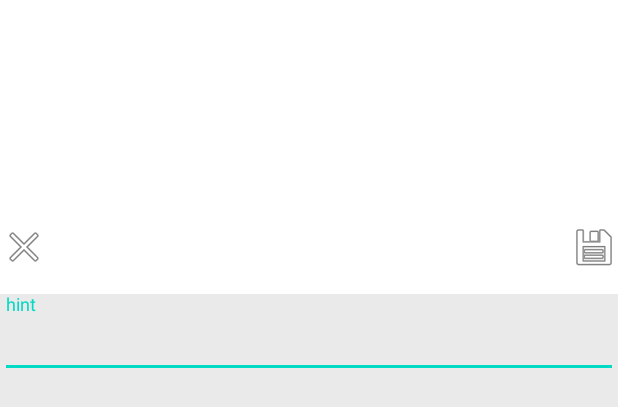
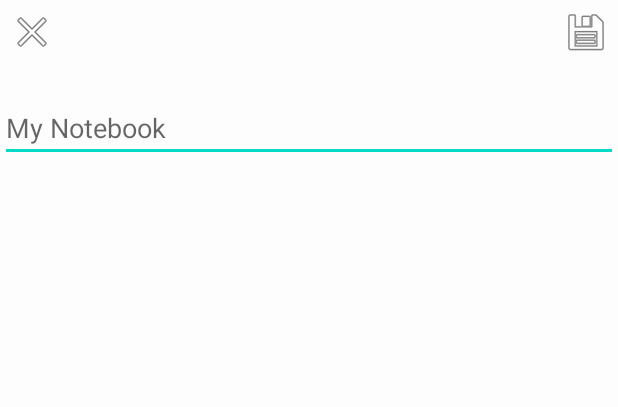
Before and after one commit to MA-KUNYUAN/Morden_History, an Android app: the layout fragment_note.xml on its own in the app's theme, with its tools: preview values and no code run, on a phone screen of 412 x 824 dp. Shown: the top 407 px of the screen. Run offline under Robolectric (Android 15) with nearby library versions, the light colour scheme and no system bars.

Commit message:
My work for topic board UI improvement.

```diff
--- a/app/src/main/res/layout/fragment_note.xml
+++ b/app/src/main/res/layout/fragment_note.xml
@@ -6,49 +6,64 @@
     android:layout_height="match_parent"
     android:background="#FFFFFF">
 
-    <ImageView
-        android:id="@+id/imageView4"
-        android:layout_width="wrap_content"
-        android:layout_height="wrap_content"
-        android:layout_marginBottom="15dp"
-        app:layout_constraintBottom_toTopOf="@+id/EditView"
-        app:layout_constraintEnd_toEndOf="parent"
-        app:srcCompat="@android:drawable/ic_menu_save" />
-
-    <ImageView
-        android:id="@+id/imageView3"
-        android:layout_width="wrap_content"
-        android:layout_height="wrap_content"
-        android:layout_marginBottom="15dp"
-        app:layout_constraintBottom_toTopOf="@+id/EditView"
-        app:layout_constraintStart_toStartOf="parent"
-        app:srcCompat="@android:drawable/ic_menu_close_clear_cancel" />
-
     <ScrollView
         android:id="@+id/EditView"
         android:layout_width="0dp"
-        android:layout_height="628dp"
-        android:background="#EAEAEA"
+        android:layout_height="0dp"
+        android:background="#FDFDFD"
         app:layout_constraintBottom_toBottomOf="parent"
         app:layout_constraintEnd_toEndOf="parent"
         app:layout_constraintHorizontal_bias="0.0"
-        app:layout_constraintStart_toStartOf="parent">
+        app:layout_constraintStart_toStartOf="parent"
+        app:layout_constraintTop_toTopOf="parent">
 
         <LinearLayout
             android:layout_width="match_parent"
             android:layout_height="wrap_content"
             android:orientation="vertical">
 
+            <androidx.constraintlayout.widget.ConstraintLayout
+                android:layout_width="match_parent"
+                android:layout_height="match_parent">
+
+                <ImageView
+                    android:id="@+id/imageView4"
+                    android:layout_width="wrap_content"
+                    android:layout_height="wrap_content"
+                    android:layout_marginTop="5dp"
+                    android:layout_marginEnd="5dp"
+                    android:layout_marginRight="5dp"
+                    android:layout_marginBottom="25dp"
+                    app:layout_constraintBottom_toBottomOf="parent"
+                    app:layout_constraintEnd_toEndOf="parent"
+                    app:layout_constraintTop_toTopOf="parent"
+                    app:srcCompat="@android:drawable/ic_menu_save" />
+
+                <ImageView
+                    android:id="@+id/imageView3"
+                    android:layout_width="wrap_content"
+                    android:layout_height="wrap_content"
+                    android:layout_marginStart="5dp"
+                    android:layout_marginLeft="5dp"
+                    android:layout_marginTop="5dp"
+                    android:layout_marginBottom="25dp"
+                    app:layout_constraintBottom_toBottomOf="parent"
+                    app:layout_constraintStart_toStartOf="parent"
+                    app:layout_constraintTop_toTopOf="parent"
+                    app:srcCompat="@android:drawable/ic_menu_close_clear_cancel" />
+            </androidx.constraintlayout.widget.ConstraintLayout>
+
             <com.google.android.material.textfield.TextInputLayout
                 android:layout_width="match_parent"
                 android:layout_height="match_parent">
 
-                <com.google.android.material.textfield.TextInputEditText
-                    android:id="@+id/myNoteBook"
-                    android:layout_width="match_parent"
-                    android:layout_height="wrap_content"
-                    android:hint="hint" />
             </com.google.android.material.textfield.TextInputLayout>
+
+            <com.google.android.material.textfield.TextInputEditText
+                android:id="@+id/myNoteBook"
+                android:layout_width="match_parent"
+                android:layout_height="wrap_content"
+                android:hint="@string/notebook_hint" />
         </LinearLayout>
     </ScrollView>
 
--- a/app/src/main/res/values/strings.xml
+++ b/app/src/main/res/values/strings.xml
@@ -4,4 +4,5 @@
     <string name="user_name">User Name</string>
     <string name="user_score">xxx points</string>
     <string name="topics">Topics</string>
+    <string name="notebook_hint">My Notebook</string>
 </resources>
```
